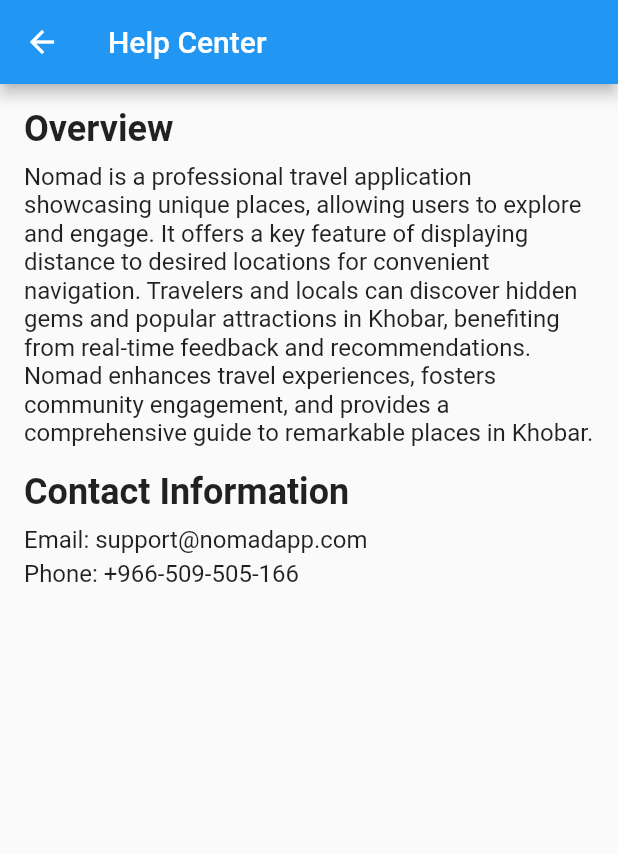
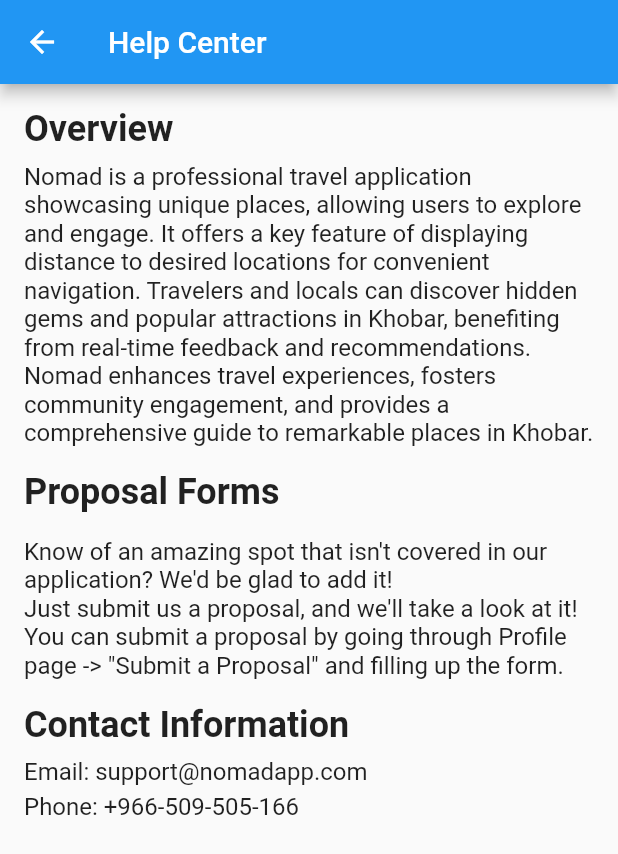
Before and after one commit to YousifT/Nomad_Application, a Flutter app: the HelpCenterPage screen opened directly, on a phone screen of 412 x 824 dp. Shown: the top 854 px of the screen. Run offline on Flutter 3.47's test engine with Material 2 defaults, Android fonts, the phone set to English and light mode, and no system bars; our stand-ins replace carousel_slider, cloud_firestore, firebase_auth, firebase_core, flutter_rating_bar, flutter_svg and 4 more; missing offline and left inert: comment_box, dart:ffi; accounts and stored records are empty; statements that could not run were skipped.

Commit message:
new event, helpcenter new text

```diff
--- a/nomad/lib/Pages/User_Pages/HelpCenterPage .dart
+++ b/nomad/lib/Pages/User_Pages/HelpCenterPage .dart
@@ -21,7 +21,7 @@ class _HelpCenterPage extends State<HelpCenterPage> {
         padding: EdgeInsets.all(16.0),
         child: Column(
           crossAxisAlignment: CrossAxisAlignment.start,
-          children: [
+          children: const [
             Text(
               'Overview',
               style: TextStyle(fontSize: 24, fontWeight: FontWeight.bold),
@@ -29,6 +29,14 @@ class _HelpCenterPage extends State<HelpCenterPage> {
             SizedBox(height: 8),
             Text(
               'Nomad is a professional travel application showcasing unique places, allowing users to explore and engage. It offers a key feature of displaying distance to desired locations for convenient navigation. Travelers and locals can discover hidden gems and popular attractions in Khobar, benefiting from real-time feedback and recommendations. Nomad enhances travel experiences, fosters community engagement, and provides a comprehensive guide to remarkable places in Khobar.',
+              style: TextStyle(fontSize: 16),
+            ),
+            SizedBox(height: 16),
+            Text("Proposal Forms",
+                style: TextStyle(fontSize: 24, fontWeight: FontWeight.bold)),
+            SizedBox(height: 16),
+            Text(
+              "Know of an amazing spot that isn't covered in our application? We'd be glad to add it!\nJust submit us a proposal, and we'll take a look at it!\nYou can submit a proposal by going through Profile page -> \"Submit a Proposal\" and filling up the form.",
               style: TextStyle(fontSize: 16),
             ),
             SizedBox(height: 16),
--- a/nomad/lib/Pages/User_Pages/Login page.dart
+++ b/nomad/lib/Pages/User_Pages/Login page.dart
@@ -140,7 +140,7 @@ class _MyStatefulWidgetState extends State<MyStatefulWidget> {
                   controller: emailController,
                   decoration: const InputDecoration(
                     border: OutlineInputBorder(),
-                    labelText: 'User Name',
+                    labelText: 'Email',
                     labelStyle:
                         TextStyle(color: Color.fromARGB(255, 66, 92, 105)),
                   ),
--- a/nomad/pubspec.yaml
+++ b/nomad/pubspec.yaml
@@ -92,7 +92,8 @@ flutter:
      - assets/images/XnuF9ZdHQxgwyig6vsK8/
      - assets/images/IfDyNmW9w7Ca2savgeXF/
      - assets/images/2j5IMAAc8OGa55FWjxPh/
-     - assets/images/eYFbpaZ8PVDyLtFzQ2FG/
+     - assets/images/7c7pjUz74pyxrOo71Px3/
+
 
 
   #   - images/a_dot_ham.jpeg
```
Also changed, not shown: nomad/assets/images/7c7pjUz74pyxrOo71Px3/fair.jpg (added), nomad/assets/images/eYFbpaZ8PVDyLtFzQ2FG/img1.jpg (deleted).
